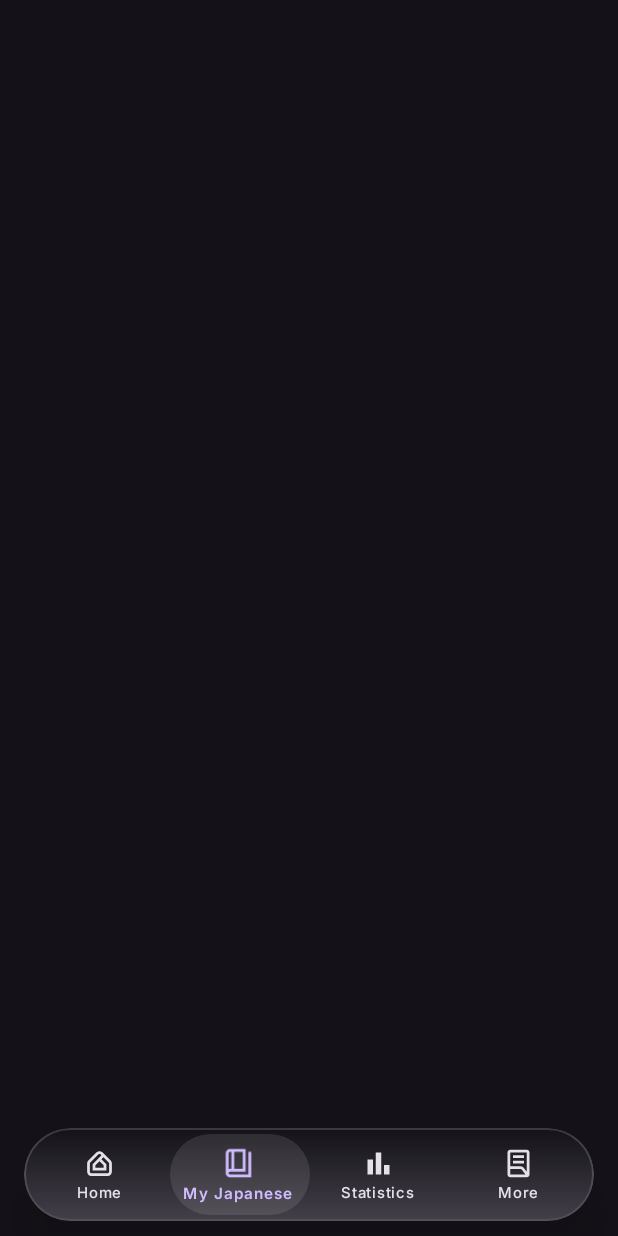
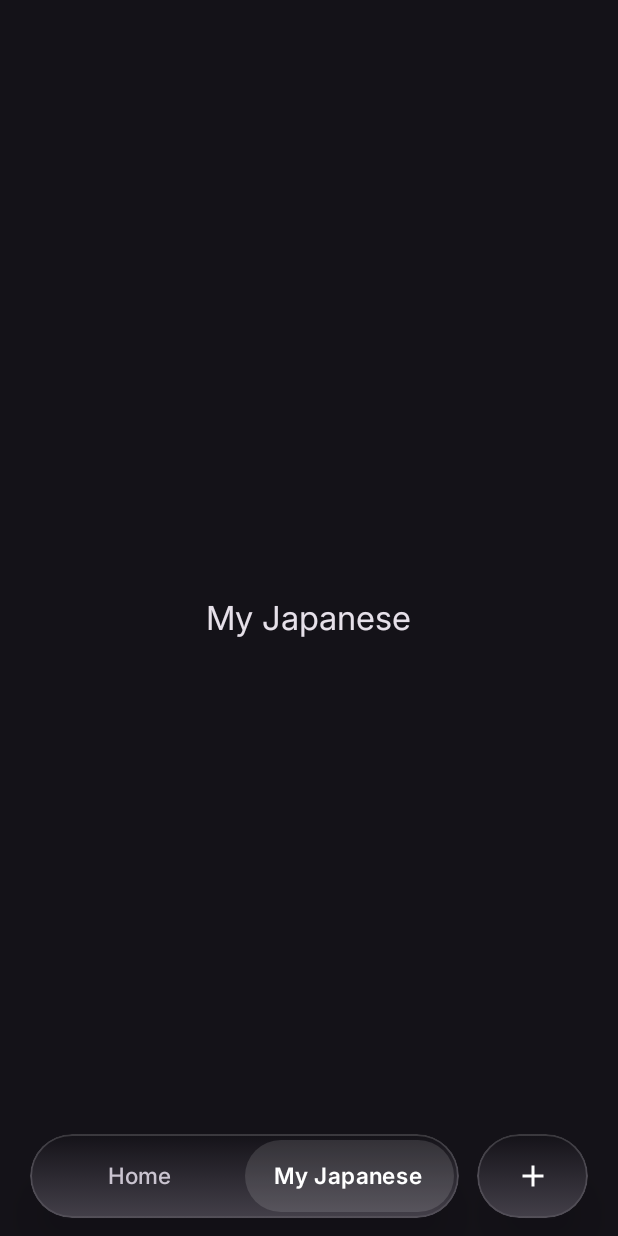
Before and after one commit to andikaputraputu22/OboeruApp, an Android app built with Jetpack Compose: the screen it shows after launch (MainActivity), item 2 of the bottom bar chosen, on a phone screen of 412 x 824 dp. Run offline under Robolectric (Android 15) with nearby library versions, the phone set to English and light mode, and no system bars; our stand-ins replace Compose Multiplatform resources; pictures from the network do not load.

Commit message:
Adjustment Menu on Bottom Navigation

```diff
--- a/shared/src/commonMain/kotlin/com/acs/oboeruapp/App.kt
+++ b/shared/src/commonMain/kotlin/com/acs/oboeruapp/App.kt
@@ -1,5 +1,6 @@
 package com.acs.oboeruapp
 
+import androidx.compose.foundation.layout.Box
 import androidx.compose.foundation.layout.calculateEndPadding
 import androidx.compose.foundation.layout.calculateStartPadding
 import androidx.compose.foundation.layout.fillMaxSize
@@ -7,9 +8,11 @@ import androidx.compose.foundation.layout.padding
 import androidx.compose.material3.MaterialTheme
 import androidx.compose.material3.Scaffold
 import androidx.compose.material3.Surface
+import androidx.compose.material3.Text
 import androidx.compose.runtime.Composable
 import androidx.compose.runtime.getValue
 import androidx.compose.runtime.remember
+import androidx.compose.ui.Alignment
 import androidx.compose.ui.Modifier
 import androidx.compose.ui.platform.LocalLayoutDirection
 import androidx.compose.ui.tooling.preview.Preview
@@ -40,9 +43,7 @@ fun App() {
         val topLevelRoutes = remember {
             setOf(
                 Screen.Home::class,
-                Screen.MyJapanese::class,
-                Screen.Statistics::class,
-                Screen.More::class
+                Screen.MyJapanese::class
             )
         }
 
@@ -57,7 +58,12 @@ fun App() {
             Scaffold(
                 bottomBar = {
                     if (showBottomNav) {
-                        AppBottomNavigationBar(navController)
+                        AppBottomNavigationBar(
+                            navController = navController,
+                            onAddClick = {
+                                navController.navigate(Screen.ChooseLearningSpaceTemplate)
+                            }
+                        )
                     }
                 }
             ) { innerPadding ->
@@ -80,7 +86,18 @@ fun App() {
                             }
                         )
                     }
-                    composable<Screen.MyJapanese> { }
+                    composable<Screen.MyJapanese> {
+                        Box(
+                            modifier = Modifier.fillMaxSize(),
+                            contentAlignment = Alignment.Center
+                        ) {
+                            Text(
+                                text = "My Japanese",
+                                style = MaterialTheme.typography.titleLarge,
+                                color = MaterialTheme.colorScheme.onSurface
+                            )
+                        }
+                    }
                     composable<Screen.Statistics> { }
                     composable<Screen.More> { }
                     composable<Screen.ChooseLearningSpaceTemplate> {
--- a/shared/src/commonMain/kotlin/com/acs/oboeruapp/navigation/BottomNavItem.kt
+++ b/shared/src/commonMain/kotlin/com/acs/oboeruapp/navigation/BottomNavItem.kt
@@ -2,9 +2,7 @@ package com.acs.oboeruapp.navigation
 
 import oboeruapp.shared.generated.resources.Res
 import oboeruapp.shared.generated.resources.ic_book
-import oboeruapp.shared.generated.resources.ic_chart
 import oboeruapp.shared.generated.resources.ic_home
-import oboeruapp.shared.generated.resources.ic_more
 import org.jetbrains.compose.resources.DrawableResource
 
 data class BottomNavItem(
@@ -16,6 +14,4 @@ data class BottomNavItem(
 val bottomNavItems = listOf(
     BottomNavItem(Screen.Home, "Home", Res.drawable.ic_home),
     BottomNavItem(Screen.MyJapanese, "My Japanese", Res.drawable.ic_book),
-    BottomNavItem(Screen.Statistics, "Statistics", Res.drawable.ic_chart),
-    BottomNavItem(Screen.More, "More", Res.drawable.ic_more)
 )
--- a/shared/src/commonMain/kotlin/com/acs/oboeruapp/navigation/components/AppBottomNavigationBar.kt
+++ b/shared/src/commonMain/kotlin/com/acs/oboeruapp/navigation/components/AppBottomNavigationBar.kt
@@ -10,12 +10,11 @@ import androidx.compose.foundation.background
 import androidx.compose.foundation.border
 import androidx.compose.foundation.clickable
 import androidx.compose.foundation.interaction.MutableInteractionSource
+import androidx.compose.foundation.interaction.collectIsPressedAsState
 import androidx.compose.foundation.layout.Arrangement
 import androidx.compose.foundation.layout.Box
 import androidx.compose.foundation.layout.BoxWithConstraints
-import androidx.compose.foundation.layout.Column
 import androidx.compose.foundation.layout.Row
-import androidx.compose.foundation.layout.Spacer
 import androidx.compose.foundation.layout.WindowInsets
 import androidx.compose.foundation.layout.fillMaxHeight
 import androidx.compose.foundation.layout.fillMaxSize
@@ -53,11 +52,14 @@ import androidx.navigation.NavHostController
 import androidx.navigation.compose.currentBackStackEntryAsState
 import com.acs.oboeruapp.navigation.BottomNavItem
 import com.acs.oboeruapp.navigation.bottomNavItems
+import oboeruapp.shared.generated.resources.Res
+import oboeruapp.shared.generated.resources.ic_add
 import org.jetbrains.compose.resources.vectorResource
 
 @Composable
 fun AppBottomNavigationBar(
     navController: NavHostController,
+    onAddClick: () -> Unit,
     modifier: Modifier = Modifier,
 ) {
     val backStackEntry by navController.currentBackStackEntryAsState()
@@ -83,17 +85,19 @@ fun AppBottomNavigationBar(
         )
     )
 
-    Box(
+    Row(
         modifier = modifier
             .fillMaxWidth()
             .windowInsetsPadding(WindowInsets.navigationBars)
-            .padding(horizontal = 16.dp, vertical = 10.dp),
-        contentAlignment = Alignment.Center,
+            .padding(horizontal = 20.dp, vertical = 12.dp),
+        horizontalArrangement = Arrangement.spacedBy(12.dp, Alignment.CenterHorizontally),
+        verticalAlignment = Alignment.CenterVertically,
     ) {
+        // 1. Segmented Tab Bar Capsule (Home & My Japanese)
         BoxWithConstraints(
             modifier = Modifier
-                .fillMaxWidth()
-                .height(62.dp)
+                .weight(1f)
+                .height(56.dp)
                 .shadow(
                     elevation = 16.dp,
                     shape = CircleShape,
@@ -114,19 +118,19 @@ fun AppBottomNavigationBar(
             val indicatorOffset by animateDpAsState(
                 targetValue = tabWidth * selectedIndex,
                 animationSpec = spring(
-                    dampingRatio = 0.78f,
+                    dampingRatio = 0.82f,
                     stiffness = Spring.StiffnessMediumLow,
                 ),
             )
 
-            // Sliding active pill indicator (matching sample-app.jpeg active pill)
+            // Sliding active pill indicator (matching "Overview" in sample)
             Box(
                 modifier = Modifier
                     .offset(x = indicatorOffset)
                     .width(tabWidth)
                     .fillMaxHeight()
                     .clip(CircleShape)
-                    .background(Color.White.copy(alpha = 0.10f))
+                    .background(Color.White.copy(alpha = 0.12f))
             )
 
             Row(
@@ -136,7 +140,7 @@ fun AppBottomNavigationBar(
                 bottomNavItems.forEachIndexed { index, item ->
                     val selected = index == selectedIndex
 
-                    BottomNavItemView(
+                    BottomNavTabItem(
                         item = item,
                         selected = selected,
                         onClick = {
@@ -153,39 +157,89 @@ fun AppBottomNavigationBar(
                 }
             }
         }
+
+        // 2. Separate Action Button Pill ("+")
+        val addInteractionSource = remember { MutableInteractionSource() }
+        val isAddPressed by addInteractionSource.collectIsPressedAsState()
+        val addScale by animateFloatAsState(
+            targetValue = if (isAddPressed) 0.92f else 1f,
+            animationSpec = spring(
+                dampingRatio = Spring.DampingRatioMediumBouncy,
+                stiffness = Spring.StiffnessMedium,
+            ),
+        )
+
+        Box(
+            modifier = Modifier
+                .width(74.dp)
+                .height(56.dp)
+                .graphicsLayer {
+                    scaleX = addScale
+                    scaleY = addScale
+                }
+                .shadow(
+                    elevation = 16.dp,
+                    shape = CircleShape,
+                    ambientColor = Color.Black.copy(alpha = 0.40f),
+                    spotColor = Color.Black.copy(alpha = 0.50f),
+                )
+                .clip(CircleShape)
+                .background(brush = glassSurfaceBrush)
+                .border(
+                    width = 1.dp,
+                    brush = glassBorderBrush,
+                    shape = CircleShape,
+                )
+                .clickable(
+                    interactionSource = addInteractionSource,
+                    indication = null,
+                    role = Role.Button,
+                    onClick = onAddClick,
+                ),
+            contentAlignment = Alignment.Center,
+        ) {
+            Icon(
+                imageVector = vectorResource(Res.drawable.ic_add),
+                contentDescription = "Add",
+                tint = Color.White,
+                modifier = Modifier.size(24.dp),
+            )
+        }
     }
 }
 
 @Composable
-private fun BottomNavItemView(
+private fun BottomNavTabItem(
     item: BottomNavItem,
     selected: Boolean,
     onClick: () -> Unit,
     modifier: Modifier = Modifier,
 ) {
-    val contentColor by animateColorAsState(
-        targetValue = if (selected) {
-            MaterialTheme.colorScheme.primary
-        } else {
-            MaterialTheme.colorScheme.onSurface
-        },
-        animationSpec = tween(durationMillis = 150),
-    )
-
+    val interactionSource = remember { MutableInteractionSource() }
+    val isPressed by interactionSource.collectIsPressedAsState()
     val scale by animateFloatAsState(
-        targetValue = if (selected) 1.03f else 1f,
+        targetValue = if (isPressed) 0.95f else 1f,
         animationSpec = spring(
             dampingRatio = Spring.DampingRatioMediumBouncy,
             stiffness = Spring.StiffnessMedium,
         ),
     )
 
-    Column(
+    val contentColor by animateColorAsState(
+        targetValue = if (selected) {
+            Color.White
+        } else {
+            MaterialTheme.colorScheme.onSurfaceVariant
+        },
+        animationSpec = tween(durationMillis = 180),
+    )
+
+    Box(
         modifier = modifier
             .fillMaxHeight()
             .clip(CircleShape)
             .clickable(
-                interactionSource = remember { MutableInteractionSource() },
+                interactionSource = interactionSource,
                 indication = null,
                 role = Role.Tab,
                 onClick = onClick,
@@ -194,21 +248,12 @@ private fun BottomNavItemView(
                 scaleX = scale
                 scaleY = scale
             }
-            .padding(horizontal = 4.dp),
-        horizontalAlignment = Alignment.CenterHorizontally,
-        verticalArrangement = Arrangement.Center,
+            .padding(horizontal = 12.dp),
+        contentAlignment = Alignment.Center,
     ) {
-        Icon(
-            imageVector = vectorResource(item.icon),
-            contentDescription = item.label,
-            tint = contentColor,
-            modifier = Modifier.size(22.dp),
-        )
-        Spacer(Modifier.height(2.dp))
         Text(
             text = item.label,
-            fontSize = 10.sp,
-            lineHeight = 12.sp,
+            fontSize = 15.sp,
             fontWeight = if (selected) FontWeight.SemiBold else FontWeight.Medium,
             color = contentColor,
             maxLines = 1,
```
